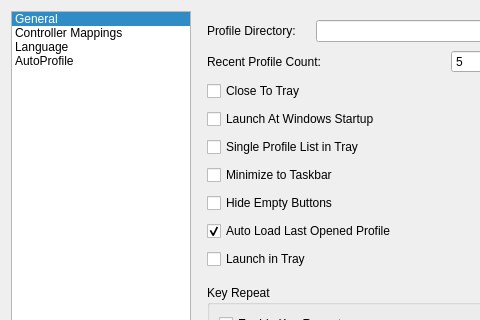
Before: the Qt Designer form src/mainsettingsdialog.ui in AntiMicroX/antimicrox, drawn with Qt 5; both pictures show x 0 to 480 and y 0 to 320 of the 706 by 476 pixel window.
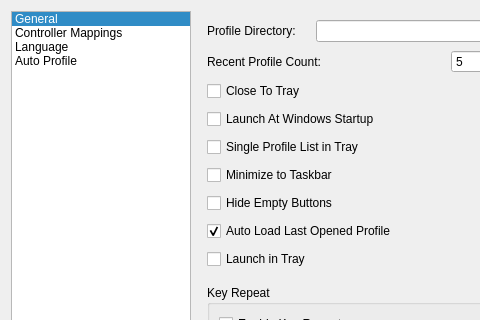
After: the same form once the commit is applied. Icons and pictures are not drawn.

Commit message:
Attempt a workaround for having Auto Profile creation work on SteamOS BPM.
WM_STATE is not available in that X session so STEAM_GAME
is also checked if WM_STATE cannot be found.

```diff
--- a/src/mainsettingsdialog.ui
+++ b/src/mainsettingsdialog.ui
@@ -74,7 +74,7 @@
        </item>
        <item>
         <property name="text">
-         <string>AutoProfile</string>
+         <string>Auto Profile</string>
         </property>
        </item>
       </widget>
```
The commit also changes 3 other files.
